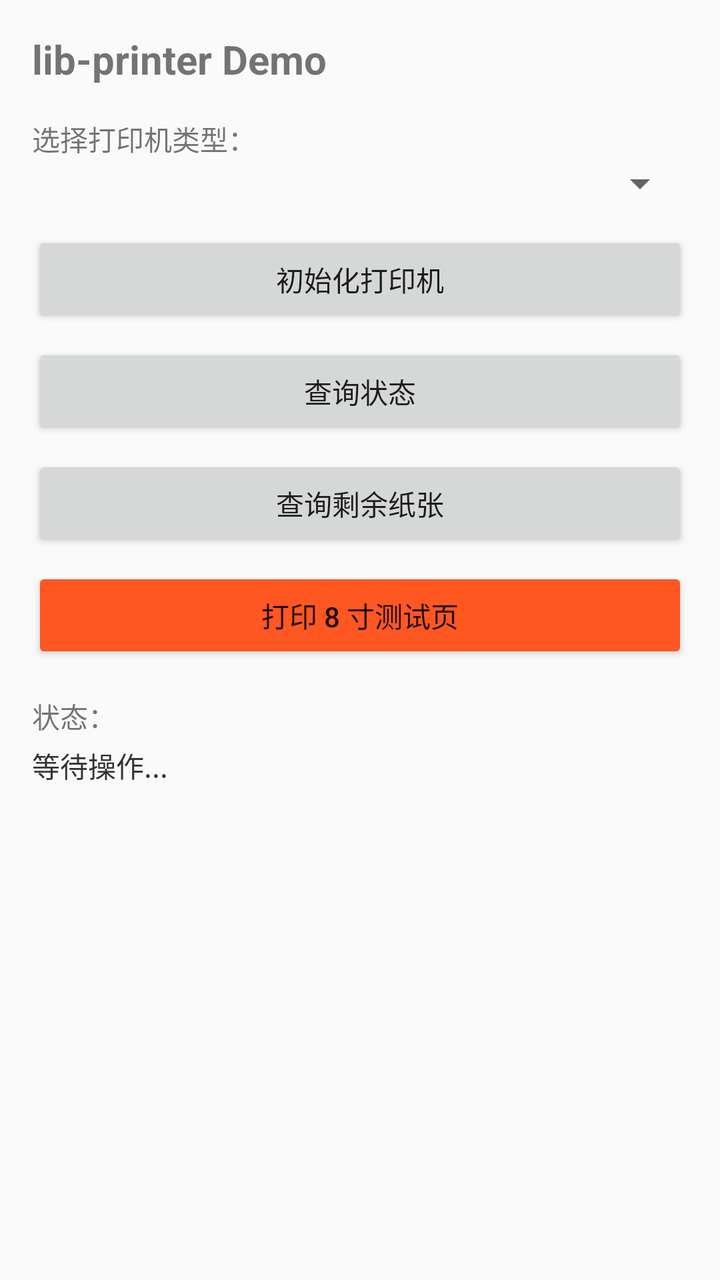
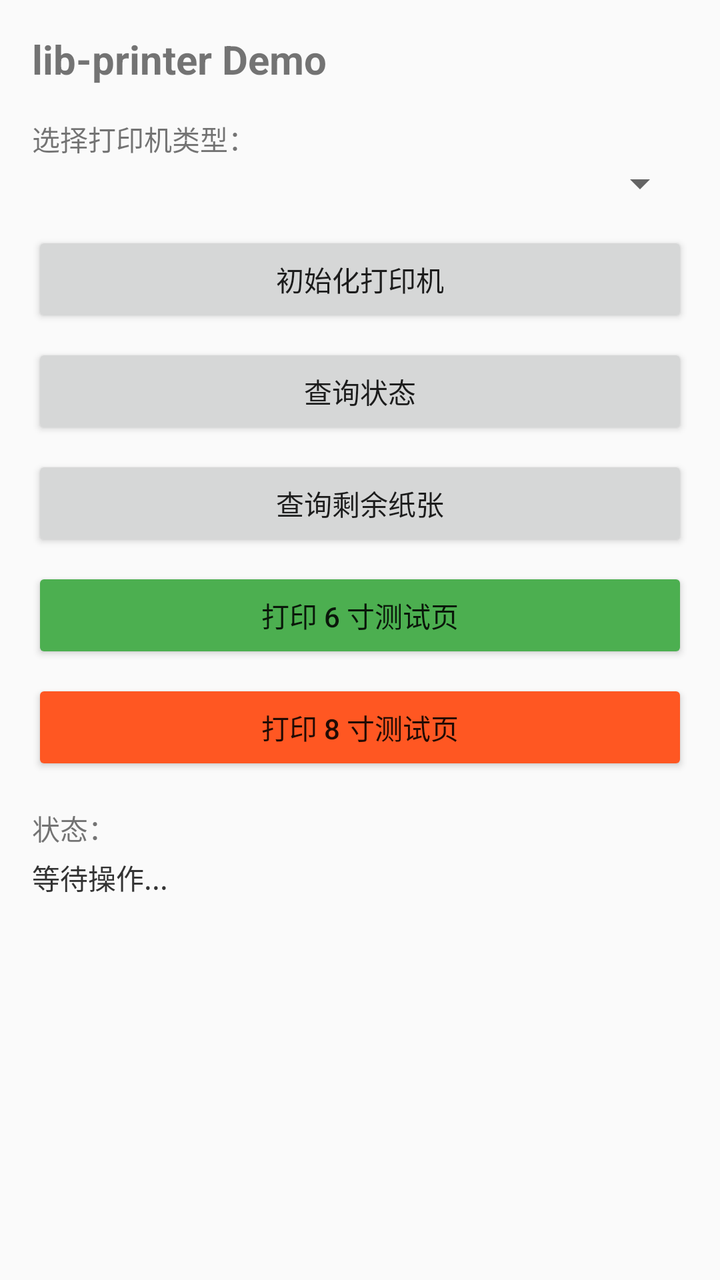

Before-and-after screenshots of an Android layout around one commit, followed by the original layout XML and the change that was made.
<!-- AndroidManifest.xml: application theme Theme.AppCompat.Light.NoActionBar -->
<!-- res/layout/activity_main.xml -->
<?xml version="1.0" encoding="utf-8"?>
<LinearLayout xmlns:android="http://schemas.android.com/apk/res/android"
    android:layout_width="match_parent"
    android:layout_height="match_parent"
    android:orientation="vertical"
    android:padding="16dp">

    <TextView
        android:layout_width="match_parent"
        android:layout_height="wrap_content"
        android:text="lib-printer Demo"
        android:textSize="20sp"
        android:textStyle="bold"
        android:layout_marginBottom="16dp" />

    <TextView
        android:layout_width="wrap_content"
        android:layout_height="wrap_content"
        android:text="选择打印机类型：" />

    <Spinner
        android:id="@+id/sp_printer_type"
        android:layout_width="match_parent"
        android:layout_height="wrap_content"
        android:layout_marginBottom="12dp" />

    <Button
        android:id="@+id/btn_init"
        android:layout_width="match_parent"
        android:layout_height="wrap_content"
        android:text="初始化打印机"
        android:layout_marginBottom="8dp" />

    <Button
        android:id="@+id/btn_status"
        android:layout_width="match_parent"
        android:layout_height="wrap_content"
        android:text="查询状态"
        android:layout_marginBottom="8dp" />

    <Button
        android:id="@+id/btn_count"
        android:layout_width="match_parent"
        android:layout_height="wrap_content"
        android:text="查询剩余纸张"
        android:layout_marginBottom="8dp" />

    <Button
        android:id="@+id/btn_print_8inch"
        android:layout_width="match_parent"
        android:layout_height="wrap_content"
        android:text="打印 8 寸测试页"
        android:layout_marginBottom="16dp"
        android:backgroundTint="#FF5722" />

    <TextView
        android:layout_width="wrap_content"
        android:layout_height="wrap_content"
        android:text="状态：" />

    <TextView
        android:id="@+id/tv_status"
        android:layout_width="match_parent"
        android:layout_height="wrap_content"
        android:text="等待操作..."
        android:textColor="#333333"
        android:textSize="14sp"
        android:layout_marginTop="4dp" />

</LinearLayout>
<!-- resources referenced by this layout -->
<resources>

</resources>

<!-- the commit's change to res/layout/activity_main.xml (unified diff, before → after) -->
@@ -46,6 +46,14 @@
         android:layout_marginBottom="8dp" />
 
     <Button
+        android:id="@+id/btn_print_test"
+        android:layout_width="match_parent"
+        android:layout_height="wrap_content"
+        android:text="打印 6 寸测试页"
+        android:layout_marginBottom="8dp"
+        android:backgroundTint="#4CAF50" />
+
+    <Button
         android:id="@+id/btn_print_8inch"
         android:layout_width="match_parent"
         android:layout_height="wrap_content"
